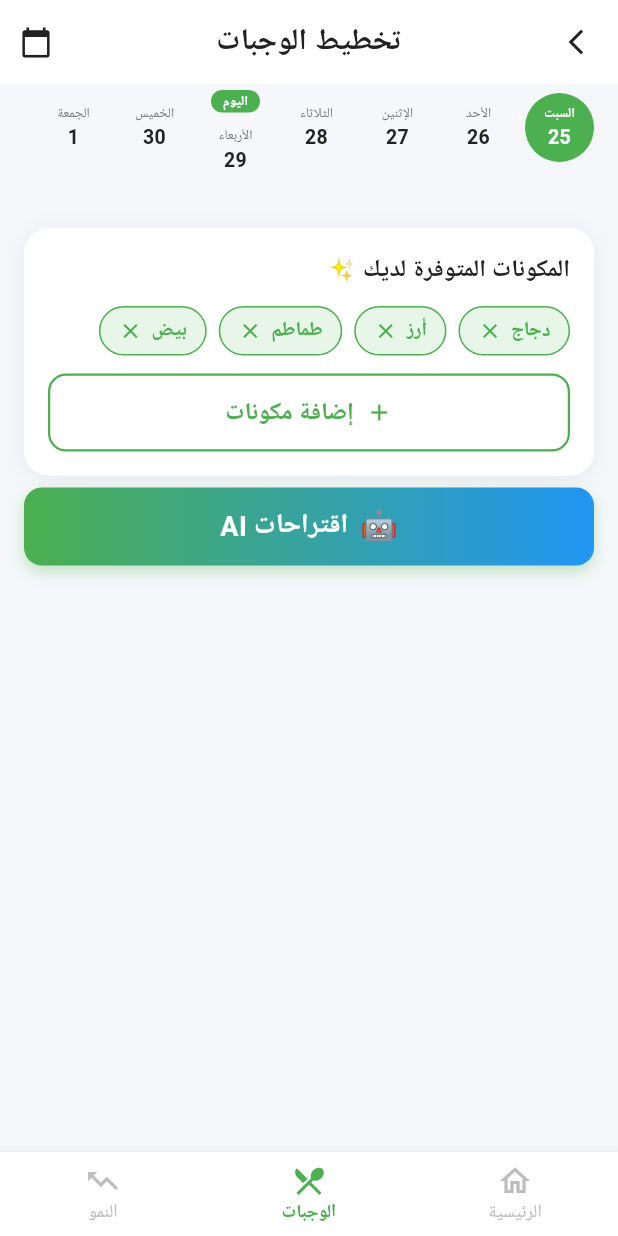
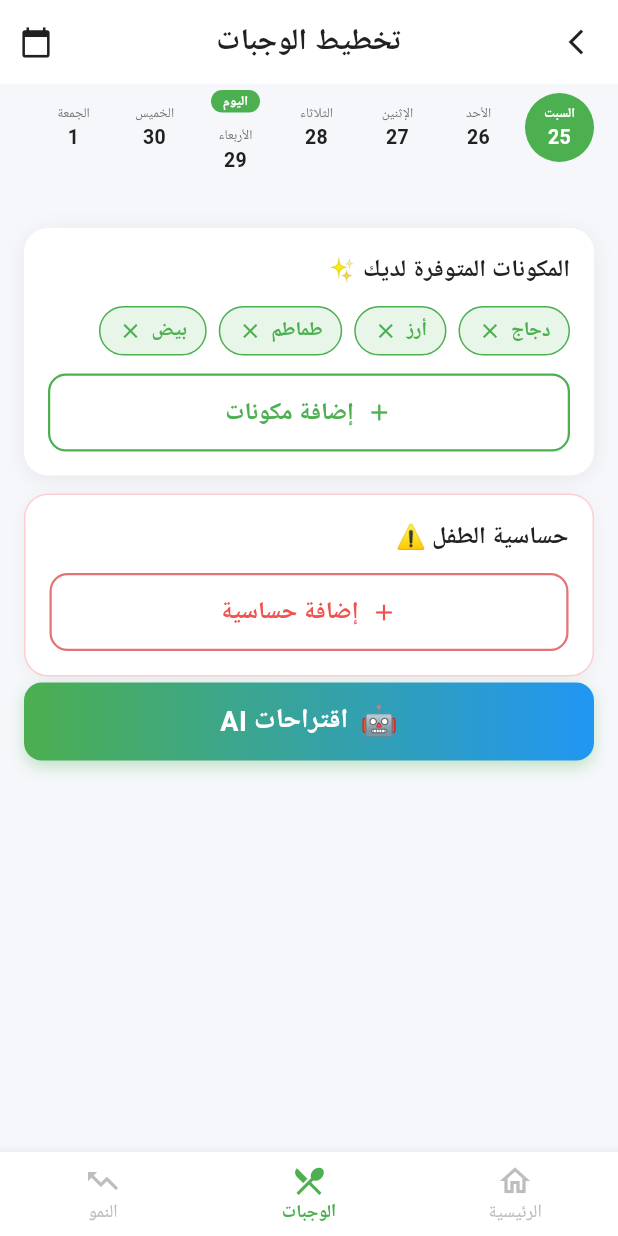
Before and after one commit to mohamed-osama-dev/smart_Kids_Hub_App_1, a Flutter app: the HomePage screen opened by its route, item 2 of the bottom bar chosen, on a phone screen of 412 x 824 dp. Run offline on Flutter 3.47's test engine with Material 3 defaults, Android fonts, the phone set to English and light mode, and no system bars; our stand-ins replace dio, flutter_blue_plus, flutter_native_splash, flutter_secure_storage, google_fonts, permission_handler; accounts and stored records are empty; Roboto replaces fonts that are missing (Cairo).

Commit message:
Added Ai Module

```diff
--- a/lib/core/network/api_constants.dart
+++ b/lib/core/network/api_constants.dart
@@ -21,4 +21,6 @@ class ApiConstants {
   static const String resendCode = '/api/auth/resend-code';
   static const String setNewPassword = '/api/auth/set-new-password';
   static const String updateWeight = '/api/ScaleReading/update-weight';
+  static const String generateDietPlan = '/api/DietPlan/generate';
+  static const String getDietPlan = '/api/DietPlan';
 }
--- a/lib/features/meals/data/datasources/datasources.dart
+++ b/lib/features/meals/data/datasources/datasources.dart
@@ -1,2 +1,3 @@
 export 'meal_remote_datasource.dart';
 export 'mock_meal_remote_datasource.dart';
+export 'api_meal_remote_datasource.dart';
--- a/lib/features/meals/data/datasources/meal_remote_datasource.dart
+++ b/lib/features/meals/data/datasources/meal_remote_datasource.dart
@@ -1,7 +1,7 @@
 import '../models/meal_model.dart';
 
 abstract class MealRemoteDataSource {
-  Future<List<MealModel>> getAiSuggestions(List<String> ingredients, String childId);
+  Future<List<MealModel>> getAiSuggestions(List<String> ingredients, String childId, {List<String> allergies = const []});
   Future<List<MealModel>> getMealsByDate(String date, String childId);
   Future<void> toggleFavorite(String mealId);
 }
--- a/lib/features/meals/data/datasources/mock_meal_remote_datasource.dart
+++ b/lib/features/meals/data/datasources/mock_meal_remote_datasource.dart
@@ -11,8 +11,9 @@ class MockMealRemoteDataSource implements MealRemoteDataSource {
   @override
   Future<List<MealModel>> getAiSuggestions(
     List<String> ingredients,
-    String childId,
-  ) async {
+    String childId, {
+    List<String> allergies = const [],
+  }) async {
     await _delay();
     debugPrint('MockMealRemoteDataSource: getAiSuggestions for child $childId with ingredients: $ingredients');
 
--- a/lib/features/meals/domain/repositories/meal_repository.dart
+++ b/lib/features/meals/domain/repositories/meal_repository.dart
@@ -1,7 +1,7 @@
 import '../entities/entities.dart';
 
 abstract class MealRepository {
-  Future<List<Meal>> getAiSuggestions(List<String> ingredients, String childId);
+  Future<List<Meal>> getAiSuggestions(List<String> ingredients, String childId, {List<String> allergies = const []});
   Future<List<Meal>> getMealsByDate(String date, String childId);
   Future<void> toggleFavorite(String mealId);
 }
--- a/lib/features/meals/domain/usecases/get_ai_meal_suggestions.dart
+++ b/lib/features/meals/domain/usecases/get_ai_meal_suggestions.dart
@@ -6,7 +6,7 @@ class GetAiMealSuggestions {
 
   GetAiMealSuggestions(this.repository);
 
-  Future<List<Meal>> call(List<String> ingredients, String childId) async {
-    return repository.getAiSuggestions(ingredients, childId);
+  Future<List<Meal>> call(List<String> ingredients, String childId, {List<String> allergies = const []}) async {
+    return repository.getAiSuggestions(ingredients, childId, allergies: allergies);
   }
 }
--- a/lib/features/meals/presentation/screens/meals_screen.dart
+++ b/lib/features/meals/presentation/screens/meals_screen.dart
@@ -78,6 +78,12 @@ class _MealsBody extends StatelessWidget {
             ingredients: state.ingredients,
             onRemoveIngredient: cubit.removeIngredient,
             onAddIngredient: () => _showAddIngredientDialog(context, cubit),
+          ),
+          // Allergies card
+          _AllergiesCard(
+            allergies: state.allergies,
+            onRemoveAllergy: cubit.removeAllergy,
+            onAddAllergy: () => _showAddAllergyDialog(context, cubit),
           ),
           // AI Suggest button
           AiSuggestButton(
@@ -176,4 +182,127 @@ class _MealsBody extends StatelessWidget {
       ),
     );
   }
+
+  void _showAddAllergyDialog(BuildContext context, MealsCubit cubit) {
+    final controller = TextEditingController();
+    showDialog(
+      context: context,
+      builder: (context) => AlertDialog(
+        title: Text('إضافة حساسية', style: AppStyles.bold18Black),
+        content: TextField(
+          controller: controller,
+          decoration: const InputDecoration(
+            hintText: 'مثال: فول سوداني، حليب، بيض',
+            border: OutlineInputBorder(),
+          ),
+          textDirection: TextDirection.rtl,
+        ),
+        actions: [
+          TextButton(
+            onPressed: () => Navigator.pop(context),
+            child: Text('إلغاء', style: AppStyles.semi14Primary),
+          ),
+          ElevatedButton(
+            onPressed: () {
+              if (controller.text.trim().isNotEmpty) {
+                cubit.addAllergy(controller.text.trim());
+                Navigator.pop(context);
+              }
+            },
+            style: ElevatedButton.styleFrom(
+              backgroundColor: AppColors.error,
+            ),
+            child: const Text('إضافة'),
+          ),
+        ],
+      ),
+    );
+  }
 }
+
+class _AllergiesCard extends StatelessWidget {
+  final List<String> allergies;
+  final Function(String) onRemoveAllergy;
+  final VoidCallback onAddAllergy;
+
+  const _AllergiesCard({
+    required this.allergies,
+    required this.onRemoveAllergy,
+    required this.onAddAllergy,
+  });
+
+  @override
+  Widget build(BuildContext context) {
+    return Container(
+      margin: const EdgeInsets.symmetric(horizontal: 16, vertical: 4),
+      padding: const EdgeInsets.all(16),
+      decoration: BoxDecoration(
+        color: AppColors.whiteColor,
+        borderRadius: BorderRadius.circular(16),
+        border: Border.all(color: Colors.red.shade100, width: 1),
+        boxShadow: [
+          BoxShadow(
+            color: Colors.black.withValues(alpha: 0.04),
+            blurRadius: 8,
+            offset: const Offset(0, 2),
+          ),
+        ],
+      ),
+      child: Column(
+        crossAxisAlignment: CrossAxisAlignment.start,
+        children: [
+          Row(
+            children: [
+              Text(
+                'حساسية الطفل',
+                style: AppStyles.bold16Black,
+              ),
+              const SizedBox(width: 4),
+              const Text('⚠️', style: TextStyle(fontSize: 16)),
+            ],
+          ),
+          if (allergies.isNotEmpty) ...[
+            const SizedBox(height: 12),
+            Wrap(
+              spacing: 8,
+              runSpacing: 8,
+              alignment: WrapAlignment.start,
+              children: allergies.map((allergy) {
+                return Chip(
+                  label: Text(
+                    allergy,
+                    style: const TextStyle(
+                      color: Colors.white,
+                      fontSize: 13,
+                      fontFamily: 'Cairo',
+                    ),
+                  ),
+                  backgroundColor: Colors.red.shade400,
+                  deleteIconColor: Colors.white,
+                  onDeleted: () => onRemoveAllergy(allergy),
+                );
+              }).toList(),
+            ),
+          ],
+          const SizedBox(height: 12),
+          SizedBox(
+            width: double.infinity,
+            child: OutlinedButton.icon(
+              onPressed: onAddAllergy,
+              icon: const Icon(Icons.add, size: 18),
+              label: const Text('إضافة حساسية'),
+              style: OutlinedButton.styleFrom(
+                foregroundColor: Colors.red.shade400,
+                side: BorderSide(color: Colors.red.shade300, width: 1.5),
+                padding: const EdgeInsets.symmetric(vertical: 12),
+                shape: RoundedRectangleBorder(
+                  borderRadius: BorderRadius.circular(12),
+                ),
+              ),
+            ),
+          ),
+        ],
+      ),
+    );
+  }
+}
```
Also changed, not shown: lib/features/growth/data/repositories/scale_reading_repository.dart (added, +26 -0 lines), lib/features/growth/presentation/screens/measurement_screen.dart (+50 -15 lines), lib/features/meals/data/datasources/api_meal_remote_datasource.dart (added, +160 -0 lines), lib/features/meals/data/repositories/meal_repository_impl.dart (+4 -3 lines), lib/features/meals/presentation/cubit/meals_cubit.dart (+36 -7 lines), lib/main.dart (+14 -1 lines).
